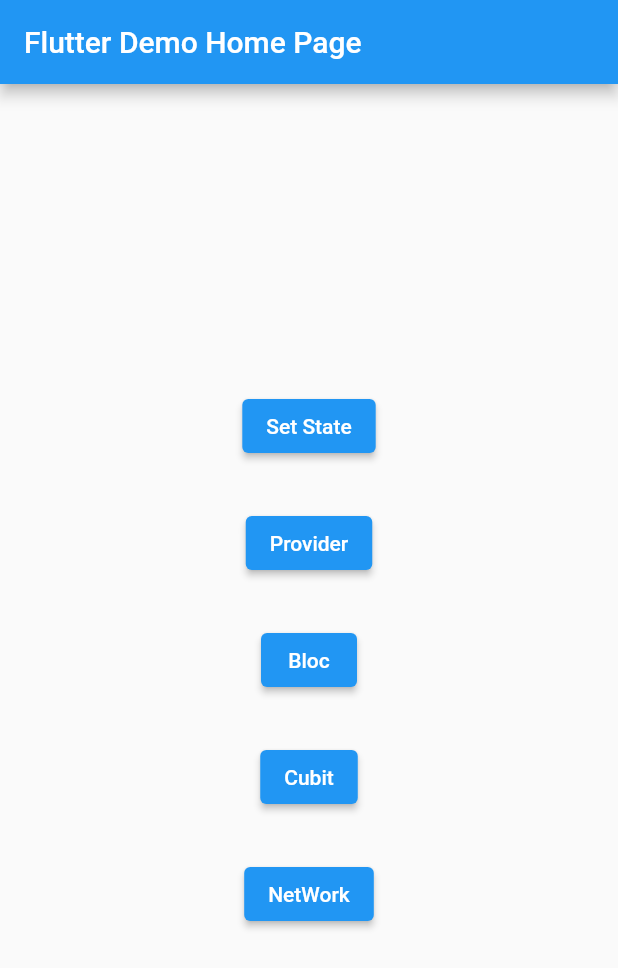
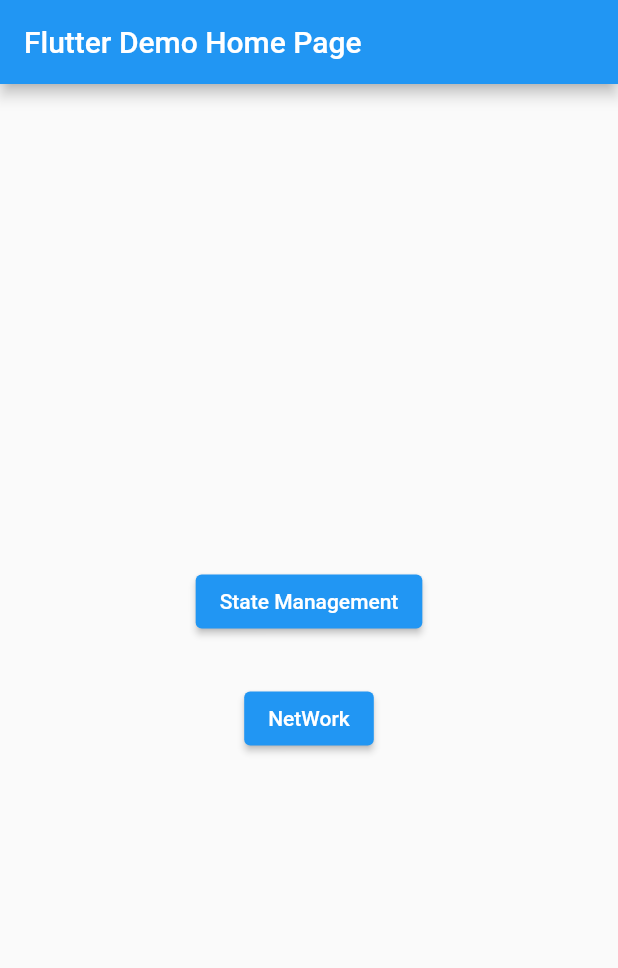
Before and after one commit to blelalr/flutter_sample, a Flutter app: the screen it shows after launch, on a phone screen of 412 x 824 dp. Shown: the top 968 px of the screen. Run offline on Flutter 3.47's test engine with Material 2 defaults, Android fonts, the phone set to English and light mode, and no system bars; our stand-ins replace bloc, dio, equatable, flutter_bloc.

Commit message:
Update UI navigate

```diff
--- a/lib/navigation/navigation_constants.dart
+++ b/lib/navigation/navigation_constants.dart
@@ -1,7 +1,8 @@
 class NavigationConstants {
-  static const SET_STATE = '/setState';
-  static const PROVIDER = '/provider';
-  static const CUBIT = '/cubit';
-  static const BLOC = '/bloc';
+  static const SET_STATE = '/stateManagement/setState';
+  static const PROVIDER = '/stateManagement/provider';
+  static const CUBIT = '/stateManagement/cubit';
+  static const BLOC = '/stateManagement/bloc';
   static const NETWORK = '/network';
+  static const STATE_MANAGEMENT ='/stateManagement';
 }
--- a/lib/navigation/navigation_route.dart
+++ b/lib/navigation/navigation_route.dart
@@ -1,11 +1,12 @@
 import 'package:flutter/material.dart';
 import 'package:flutter/widgets.dart';
-import 'package:flutter_sample/page/bloc/bloc_page.dart';
-import 'package:flutter_sample/page/cubit/cubit_page.dart';
 import 'package:flutter_sample/page/network/network_page.dart';
 import 'package:flutter_sample/page/not_found_navigation_widget.dart';
-import 'package:flutter_sample/page/provider/provider_page.dart';
-import 'package:flutter_sample/page/set_state_page.dart';
+import 'package:flutter_sample/page/state_management/bloc/bloc_page.dart';
+import 'package:flutter_sample/page/state_management/cubit/cubit_page.dart';
+import 'package:flutter_sample/page/state_management/provider/provider_page.dart';
+import 'package:flutter_sample/page/state_management/set_state_page.dart';
+import 'package:flutter_sample/page/state_management/state_management_page.dart';
 
 import '../../navigation/navigation_constants.dart';
 
@@ -27,7 +28,8 @@ class NavigationRoute {
         return normalNavigate(CubitPage());
       case NavigationConstants.NETWORK:
         return normalNavigate(NetworkPage());
-
+      case NavigationConstants.STATE_MANAGEMENT:
+        return normalNavigate(StateManagementPage());
       default:
         return MaterialPageRoute(
           builder: (context) => NotFoundNavigationWidget(),
--- a/lib/page/home_page.dart
+++ b/lib/page/home_page.dart
@@ -12,23 +12,8 @@ class HomePage extends StatelessWidget {
         mainAxisAlignment: MainAxisAlignment.center,
         children: <Widget>[
           ElevatedButton(
-            onPressed: () { NavigationService.instance.navigateToPage(path: NavigationConstants.SET_STATE); },
-            child: const Text('Set State'),
-          ),
-          const SizedBox(height: 30),
-          ElevatedButton(
-            onPressed: () { NavigationService.instance.navigateToPage(path: NavigationConstants.PROVIDER); },
-            child: const Text('Provider'),
-          ),
-          const SizedBox(height: 30),
-          ElevatedButton(
-            onPressed: () { NavigationService.instance.navigateToPage(path: NavigationConstants.BLOC); },
-            child: const Text('Bloc'),
-          ),
-          const SizedBox(height: 30),
-          ElevatedButton(
-            onPressed: () { NavigationService.instance.navigateToPage(path: NavigationConstants.CUBIT); },
-            child: const Text('Cubit'),
+            onPressed: () { NavigationService.instance.navigateToPage(path: NavigationConstants.STATE_MANAGEMENT); },
+            child: const Text('State Management'),
           ),
           const SizedBox(height: 30),
           ElevatedButton(
--- a/lib/page/network/post_bloc.dart
+++ b/lib/page/network/post_bloc.dart
@@ -2,7 +2,7 @@ import 'dart:async';
 
 import 'package:bloc/bloc.dart';
 import 'package:equatable/equatable.dart';
-import 'package:flutter_sample/page/network/post_api.dart';
+import 'package:flutter_sample/page/network/post_service.dart';
 import 'package:flutter_sample/page/network/post.dart';
 import 'package:meta/meta.dart';
 
@@ -23,14 +23,14 @@ class PostBloc extends Bloc<PostEvent, PostState> {
     if (state.hasReachedMax) return state;
     try {
       if (state.status == PostStatus.initial) {
-        final posts = await PostApi.getPosts('0');
+        final posts = await PostService.getPosts('0');
         return state.copyWith(
           status: PostStatus.success,
           posts: posts,
           hasReachedMax: false,
         );
       }
-      final posts = await PostApi.getPosts('${state.posts.length}');
+      final posts = await PostService.getPosts('${state.posts.length}');
       return posts.isEmpty
           ? state.copyWith(hasReachedMax: true)
           : state.copyWith(
--- a/lib/page/network/post_api.dart
+++ b/lib/page/network/post_service.dart
@@ -2,7 +2,7 @@ import 'package:flutter_sample/api/api_manager.dart';
 import 'package:flutter_sample/api/api_path.dart';
 import 'package:flutter_sample/page/network/post.dart';
 
-class PostApi {
+class PostService {
   static Future<List<Post>> getPosts(String startIndex) async {
     var _postLimit = 20;
     var response = await ApiManager().get(path: Api.GET_POSTS,
--- a/lib/page/bloc/bloc_page.dart
+++ b/lib/page/state_management/bloc/bloc_page.dart
@@ -1,6 +1,6 @@
 import 'package:flutter/material.dart';
 import 'package:flutter_bloc/flutter_bloc.dart';
-import 'package:flutter_sample/page/bloc/counter_bloc.dart';
+import 'package:flutter_sample/page/state_management/bloc/counter_bloc.dart';
 
 class BlocPage extends StatefulWidget {
   const BlocPage({Key? key}) : super(key: key);
--- a/lib/page/cubit/cubit_page.dart
+++ b/lib/page/state_management/cubit/cubit_page.dart
@@ -1,6 +1,6 @@
 import 'package:flutter/material.dart';
 import 'package:flutter_bloc/flutter_bloc.dart';
-import 'package:flutter_sample/page/cubit/counter_cubit.dart';
+import 'package:flutter_sample/page/state_management/cubit/counter_cubit.dart';
 
 class CubitPage extends StatefulWidget {
   const CubitPage({Key? key}) : super(key: key);
--- a/lib/page/provider/provider_page.dart
+++ b/lib/page/state_management/provider/provider_page.dart
@@ -1,5 +1,5 @@
 import 'package:flutter/material.dart';
-import 'package:flutter_sample/page/provider/counter_provider.dart';
+import 'package:flutter_sample/page/state_management/provider/counter_provider.dart';
 import 'package:provider/provider.dart';
 class ProviderPage extends StatefulWidget {
   const ProviderPage({Key? key}) : super(key: key);
@@ -18,10 +18,9 @@ class _ProviderPageState extends State<ProviderPage> {
 
 class _ProviderPageView extends StatelessWidget {
   const _ProviderPageView({Key? key}) : super(key: key);
-
   @override
   Widget build(BuildContext context) {
-    // var _count = Provider.of<Counter>(context).getCounter;
+    var _count = Provider.of<CounterProvider>(context).getCounter;
     return  Scaffold(
         appBar: AppBar(
           title: Text('Provider'),
```
Also changed, not shown: lib/page/state_management/cubit/counter_cubit.dart (renamed from lib/page/cubit/counter_cubit.dart, +5 -2 lines), lib/page/state_management/state_management_page.dart (added, +54 -0 lines), lib/page/state_management/bloc/counter_bloc.dart (renamed from lib/page/bloc/counter_bloc.dart), lib/page/state_management/bloc/counter_event.dart (renamed from lib/page/bloc/counter_event.dart), lib/page/state_management/bloc/counter_state.dart (renamed from lib/page/bloc/counter_state.dart), lib/page/state_management/cubit/counter_state.dart (renamed from lib/page/cubit/counter_state.dart), lib/page/state_management/provider/counter_provider.dart (renamed from lib/page/provider/counter_provider.dart), lib/page/state_management/set_state_page.dart (renamed from lib/page/set_state_page.dart).
